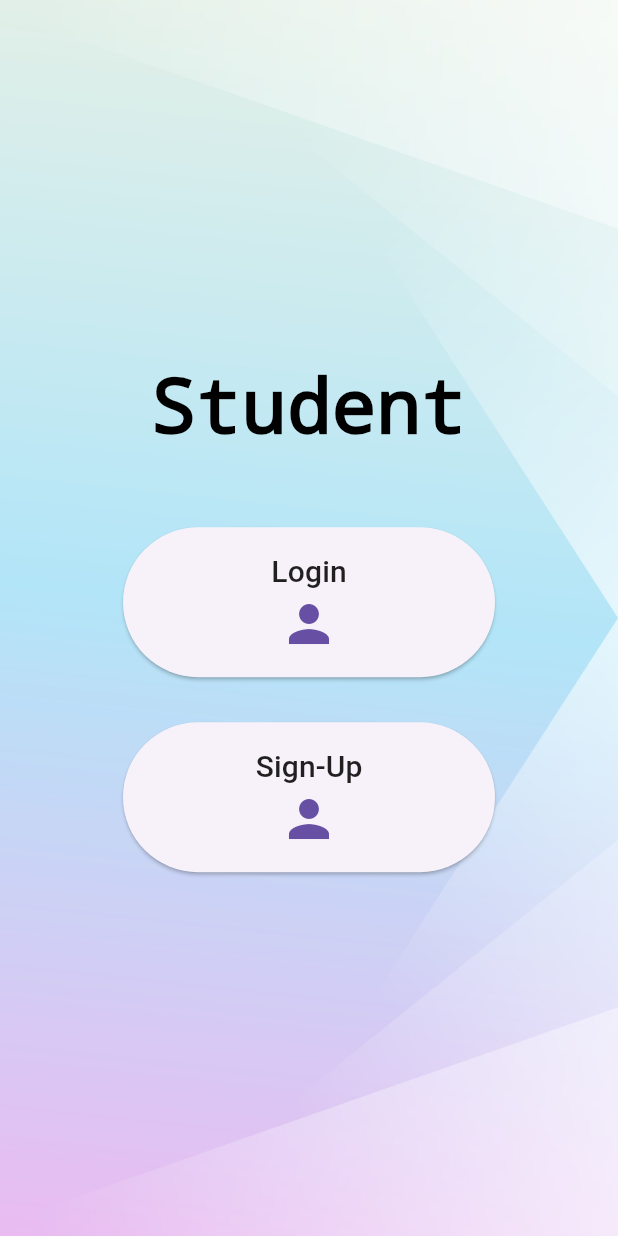
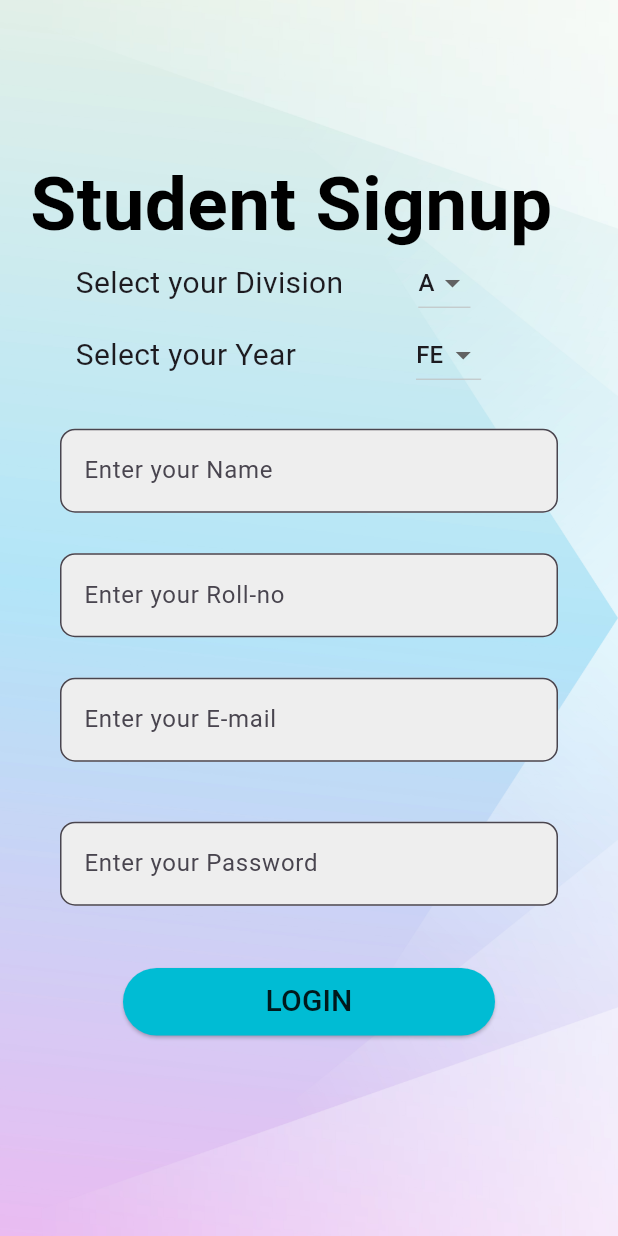
Before and after one commit to himanshu98010/QR_Attendance, a Flutter app: the StudentloginSignUp screen opened by its route, after a tap on "Sign-Up", on a phone screen of 412 x 824 dp. Run offline on Flutter 3.47's test engine with Material 3 defaults, Android fonts, the phone set to English and light mode, and no system bars; our stand-ins replace supabase_flutter; accounts and stored records are empty.

Commit message:
student Signup page updated

```diff
--- a/lib/Student/StudentLoginSignUp.dart
+++ b/lib/Student/StudentLoginSignUp.dart
@@ -21,7 +21,9 @@ class StudentloginSignUp extends StatelessWidget {
           SizedBox(
             height: 50,
           ),
-          ElevatedButton(onPressed: () {},
+          ElevatedButton(onPressed: () {
+            Navigator.pushNamed(context, 'student login button');
+          },
             child: Container(
               width: 200,
               height: 100,
@@ -44,7 +46,9 @@ class StudentloginSignUp extends StatelessWidget {
           SizedBox(
             height: 30,
           ),
-          ElevatedButton(onPressed: () {},
+          ElevatedButton(onPressed: () {
+            Navigator.pushNamed(context, 'student signup button');
+          },
             child: Container(
               width: 200,
               height: 100,
--- /dev/null
+++ b/lib/Student/StudentSignup.dart
@@ -0,0 +1,202 @@
+import 'package:flutter/material.dart';
+
+class StudentSignup extends StatefulWidget {
+  const StudentSignup({super.key});
+
+  @override
+  State<StudentSignup> createState() => _StudentSignupState();
+}
+
+
+
+
+class _StudentSignupState extends State<StudentSignup> {
+  String _Year = 'FE';
+  String _Division = 'A';
+  @override
+  Widget build(BuildContext context) {
+    return Container(
+      decoration: BoxDecoration(
+          image: DecorationImage(image: AssetImage('assets/Login.jpg') , fit: BoxFit.cover)
+      ),
+      child: Scaffold(
+        backgroundColor: Colors.transparent,
+
+        body: Stack(
+          children: [
+            Container(
+              color: Colors.transparent,
+              padding: EdgeInsets.only(left: 20, top:100),
+              child: Text('Student Signup' ,
+                style: TextStyle(
+                  decoration: TextDecoration.none,
+                  fontSize: 50,
+                  fontWeight: FontWeight.bold,
+                  color: Colors.black,
+                ),
+              ),
+            ),
+            SingleChildScrollView(
+              child: Container(
+                padding: EdgeInsets.only(top: MediaQuery.of(context).size.height * 0.2 ,
+                    left: 40,
+                    right: 40),
+                color: Colors.transparent,
+                child: Column(
+                  children: [
+                    Row(
+                      children: [
+                        Text("  Select your Division", style: TextStyle(
+                          fontSize: 20,
+                        )),
+                        Padding(
+                          padding: const EdgeInsets.only(left: 50),
+                          child: DropdownButton<String>(
+                            value: _Division,
+                            items: ['A', 'B', 'C', 'D'].map<DropdownMenuItem<String>>((String value) {
+                              return DropdownMenuItem<String>(
+                                value: value,
+                                child: Text(value),
+                              );
+                            }).toList(),
+                            onChanged: (String? newValue) {
+                              if (newValue != null) {
+                                setState(() {
+                                  _Division = newValue;
+                                });
+                              }
+                            },
+                          ),
+                        ),
+                      ],
+                    ),
+                    Row(
+                      children: [
+                        Text("  Select your Year", style: TextStyle(
+                          fontSize: 20,
+                        )),
+                        Padding(
+                          padding: const EdgeInsets.only(left: 80),
+                          child: DropdownButton<String>(
+                            value: _Year,
+                            items: ['FE', 'SE', 'TE', 'BE'].map<DropdownMenuItem<String>>((String value) {
+                              return DropdownMenuItem<String>(
+                                value: value,
+                                child: Text(value),
+                              );
+                            }).toList(),
+                            onChanged: (String? newValue) {
+                              if (newValue != null) {
+                                setState(() {
+                                  _Year = newValue;
+                                });
+                              }
+                            },
+                          ),
+                        ),
+                      ],
+                    ),
+                    Padding(
+                      padding: const EdgeInsets.only(top: 25),
+                      child: TextField(
+                        decoration: InputDecoration(
+
+                            fillColor: Colors.grey.shade200,
+                            filled: true,
+                            hintText: 'Enter your Name',
+                            border: OutlineInputBorder(
+                                borderSide: BorderSide(
+                                  width: 10,
+                                ),
+                                borderRadius: BorderRadius.circular(10)
+                            )
+                        ),
+                      ),
+                    ),Padding(
+
+                      padding: const EdgeInsets.only(top: 27),
+                      child: TextField(
+
+                        decoration: InputDecoration(
+                            fillColor: Colors.grey.shade200,
+                            filled: true,
+                            hintText: 'Enter your Roll-no',
+                            border: OutlineInputBorder(
+                                borderSide: BorderSide(
+                                  width: 10,
+                                ),
+                                borderRadius: BorderRadius.circular(10)
+                            )
+                        ),
+                      ),
+                    ),
+
+                    Padding(
+                      padding: const EdgeInsets.only(top: 27),
+                      child: TextField(
+                        decoration: InputDecoration(
+
+                            fillColor: Colors.grey.shade200,
+                            filled: true,
+                            hintText: 'Enter your E-mail',
+                            border: OutlineInputBorder(
+                                borderSide: BorderSide(
+                                  width: 10,
+                                ),
+                                borderRadius: BorderRadius.circular(10)
+                            )
+                        ),
+                      ),
+                    ),
+
+                    SizedBox(
+                      height: 40,
+                    ),
+                    TextField(
+                      obscureText: true,
+                      decoration: InputDecoration(
+                          fillColor: Colors.grey.shade200,
+                          filled: true,
+                          hintText: 'Enter your Password',
+                          border: OutlineInputBorder(
+                              borderSide: BorderSide(
+                                width: 10,
+                              ),
+                              borderRadius: BorderRadius.circular(10)
+                          )
+                      ),
+                    ),
+                    SizedBox(
+                      height: 40,
+                    ),
+                    ElevatedButton(onPressed: (){},
+                      style: ElevatedButton.styleFrom(
+                        backgroundColor: Colors.cyan,
+                      ),
+                      child: Container(
+
+                        width: 200,
+                        height: 45,
+                        child: const Column(
+                          mainAxisAlignment: MainAxisAlignment.center,
+                          children: [
+                            Text("LOGIN" , style: TextStyle(
+                                color: Colors.black87,
+                                fontSize: 20
+
+                            ),
+                            ),
+                          ],
+                        ),
+                      ),
+                    ),
+                  ],
+                ),
+              ),
+            ),
+          ],
+        ),
+      ),
+    );
+  }
+}
--- a/lib/Teacher/TeacherLoginSignUp.dart
+++ b/lib/Teacher/TeacherLoginSignUp.dart
@@ -46,7 +46,9 @@ class TeacherloginSignUp extends StatelessWidget {
           SizedBox(
             height: 30,
           ),
-          ElevatedButton(onPressed: () {},
+          ElevatedButton(onPressed: () {
+            Navigator.pushNamed(context, 'teacher signup button');
+          },
             child: Container(
               width: 200,
               height: 100,
--- a/lib/main.dart
+++ b/lib/main.dart
@@ -1,9 +1,12 @@
+import 'package:qr_attendance/Student/StudentLogin.dart';
 import 'package:supabase_flutter/supabase_flutter.dart';
 import 'package:flutter/material.dart';
 import 'package:qr_attendance/Login.dart';
 import 'package:qr_attendance/Student/StudentLoginSignUp.dart';
 import 'package:qr_attendance/Teacher/TeacherLogin.dart';
+import 'package:qr_attendance/Teacher/TeacherSignup.dart';
 import 'package:qr_attendance/Teacher/TeacherLoginSignUp.dart';
+import 'package:qr_attendance/Student/StudentSignUp.dart';
 
 
 
@@ -23,6 +26,9 @@ Future<void> main() async {
       'teacher button': (context)=>TeacherloginSignUp(),
       'student button': (context)=>StudentloginSignUp(),
       'teacher login button': (context)=>Teacherlogin(),
+      'student login button': (context)=>Studentlogin(),
+      'student signup button': (context)=>StudentSignup(),
+      'teacher signup button': (context)=>TeacherSignup(),
     },
   ),
   );
```
Also changed, not shown: lib/Login.dart (+10 -1 lines), lib/Student/StudentLogin.dart (added, +105 -0 lines), lib/Teacher/TeacherSignup.dart (added, +107 -0 lines), pubspec.lock, 1 other file.
